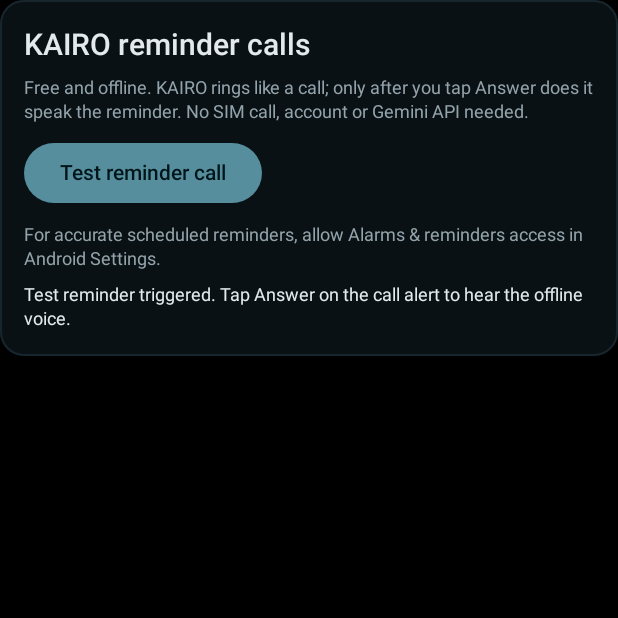
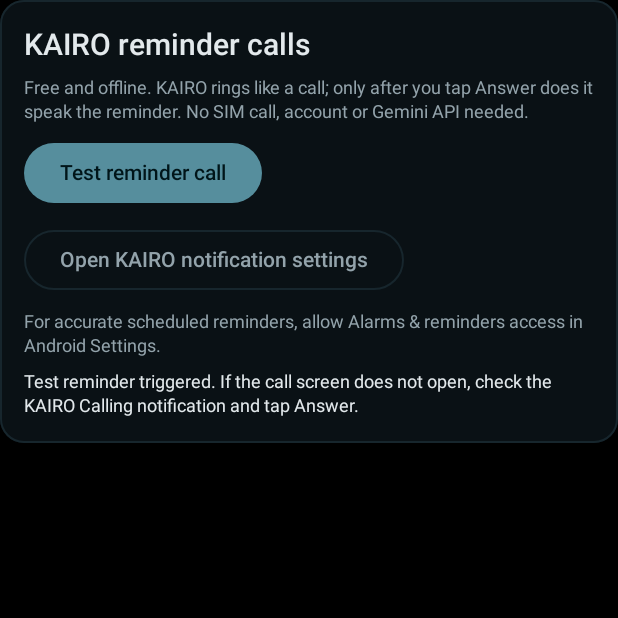
Before and after one commit to KAIRO-01/P1, an Android app built with Jetpack Compose: the composable ReminderPreview shown on its own in the app's theme, after a tap on "Test reminder call", on a phone screen of 412 x 824 dp, the top half of it. Run offline under Robolectric (Android 15) with nearby library versions, the phone set to English and light mode, and no system bars.

Commit message:
Fix reminder test notification permission prompt and open correct KAIRO app notification settings

```diff
--- a/app/src/main/java/app/shilex/android/ui/AutomationsScreen.kt
+++ b/app/src/main/java/app/shilex/android/ui/AutomationsScreen.kt
@@ -21,8 +21,13 @@ import androidx.compose.material3.TextButton
 import androidx.compose.material3.Button
 import androidx.compose.material3.OutlinedButton
 import android.Manifest
+import android.content.Intent
+import android.content.pm.PackageManager
 import android.os.Build
-import android.content.pm.PackageManager
+import android.provider.Settings as AndroidSettings
+import androidx.activity.compose.rememberLauncherForActivityResult
+import androidx.activity.result.contract.ActivityResultContracts
+import androidx.core.app.NotificationManagerCompat
 import androidx.core.content.ContextCompat
 import app.shilex.android.reminders.Reminders
 import androidx.compose.runtime.getValue
@@ -141,6 +146,24 @@ private fun ReminderPreview() {
     val context = LocalContext.current
     val reminders = remember(context) { Reminders(context) }
     var note by remember { mutableStateOf("") }
+
+    fun testIfAllowed() {
+        val manager = NotificationManagerCompat.from(context)
+        if (!manager.areNotificationsEnabled()) {
+            note = "KAIRO app notifications are switched off. Open KAIRO notification settings below."
+            return
+        }
+        reminders.testCall()
+        note = "Test reminder triggered. If the call screen does not open, check the KAIRO Calling notification and tap Answer."
+    }
+
+    val requestNotifications = rememberLauncherForActivityResult(
+        ActivityResultContracts.RequestPermission(),
+    ) { granted ->
+        if (granted) testIfAllowed()
+        else note = "Allow KAIRO app notifications (not Device & app notification access). Open settings below."
+    }
+
     Section(null) {
         Column(Modifier.padding(vertical = 12.dp), verticalArrangement = Arrangement.spacedBy(10.dp)) {
             Text("KAIRO reminder calls", style = MaterialTheme.typography.titleLarge)
@@ -153,15 +176,28 @@ private fun ReminderPreview() {
                 val permitted = Build.VERSION.SDK_INT < Build.VERSION_CODES.TIRAMISU ||
                     ContextCompat.checkSelfPermission(context, Manifest.permission.POST_NOTIFICATIONS) == PackageManager.PERMISSION_GRANTED
                 if (!permitted) {
-                    note = "Allow KAIRO notifications in Android Settings, then try again."
+                    // Ask Android directly. Device & app notification access is a separate permission.
+                    requestNotifications.launch(Manifest.permission.POST_NOTIFICATIONS)
                 } else {
-                    reminders.testCall()
-                    note = "Test reminder triggered. Tap Answer on the call alert to hear the offline voice."
+                    testIfAllowed()
                 }
             }) { Text("Test reminder call") }
+            OutlinedButton(onClick = {
+                // Some manufacturers hide the runtime permission prompt after a denial.
+                // This opens the actual app notification page, not notification-listener access.
+                val intent = Intent(AndroidSettings.ACTION_APP_NOTIFICATION_SETTINGS)
+                    .putExtra(AndroidSettings.EXTRA_APP_PACKAGE, context.packageName)
+                    .addFlags(Intent.FLAG_ACTIVITY_NEW_TASK)
+                runCatching { context.startActivity(intent) }.onFailure {
+                    note = "Open Android Settings > Apps > KAIRO > Notifications, then allow notifications."
+                }
+            }) { Text("Open KAIRO notification settings") }
             if (!reminders.exact()) {
-                Text("For accurate scheduled reminders, allow Alarms & reminders access in Android Settings.",
-                    style = MaterialTheme.typography.bodySmall, color = Muted)
+                Text(
+                    "For accurate scheduled reminders, allow Alarms & reminders access in Android Settings.",
+                    style = MaterialTheme.typography.bodySmall,
+                    color = Muted,
+                )
             }
             if (note.isNotEmpty()) Text(note, style = MaterialTheme.typography.bodySmall)
         }
```
